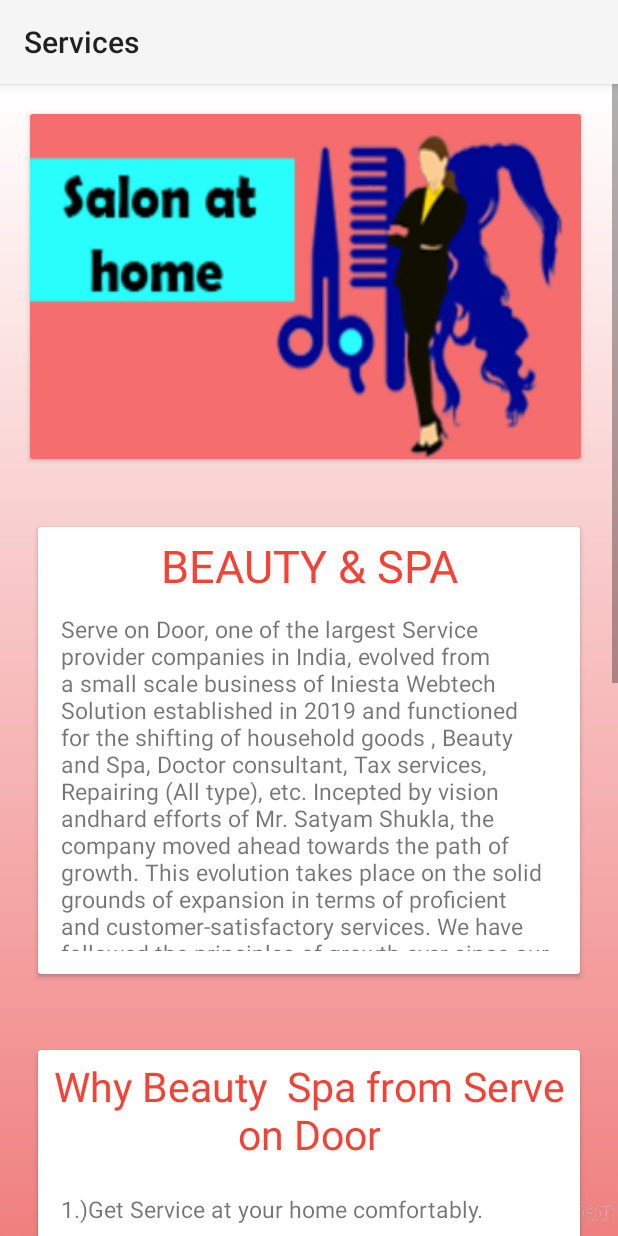
After one commit to djain5888/Services, an Android app: the Result screen opened directly, with no data from a screen before it, on a phone screen of 412 x 824 dp. The commit adds this screen. Run offline under Robolectric (Android 15) with nearby library versions, the phone set to English and light mode, and no system bars.

Commit message:
working on result

```diff
--- a/app/src/main/AndroidManifest.xml
+++ b/app/src/main/AndroidManifest.xml
@@ -9,7 +9,8 @@
         android:roundIcon="@mipmap/ic_launcher_round"
         android:supportsRtl="true"
         android:theme="@style/AppTheme">
-        <activity android:name=".SearchActivity"></activity>
+        <activity android:name=".Result"></activity>
+        <activity android:name=".SearchActivity" />
         <activity android:name=".Number_activity" />
         <activity android:name=".LocationActivity" />
         <activity android:name=".MainActivity" />
--- /dev/null
+++ b/app/src/main/java/com/iniesta/services/Result.java
@@ -0,0 +1,18 @@
+package com.iniesta.services;
+
+import android.content.Intent;
+import android.support.v7.app.AppCompatActivity;
+import android.os.Bundle;
+import android.util.Log;
+
+public class Result extends AppCompatActivity {
+
+    @Override
+    protected void onCreate(Bundle savedInstanceState) {
+        super.onCreate(savedInstanceState);
+        setContentView(R.layout.activity_result);
+        Intent res=getIntent();
+        String s=res.getStringExtra("value");
+        Log.i("sss",s);
+    }
+}
--- /dev/null
+++ b/app/src/main/res/layout/activity_result.xml
@@ -0,0 +1,149 @@
+<?xml version="1.0" encoding="utf-8"?>
+<ScrollView
+
+    android:layout_width="match_parent"
+    android:layout_height="match_parent"
+    android:background="@drawable/back"
+    xmlns:android="http://schemas.android.com/apk/res/android">
+<RelativeLayout xmlns:android="http://schemas.android.com/apk/res/android"
+    xmlns:app="http://schemas.android.com/apk/res-auto"
+    xmlns:tools="http://schemas.android.com/tools"
+    android:layout_width="match_parent"
+    android:layout_height="match_parent"
+    tools:context=".Result">
+
+
+    <android.support.v7.widget.CardView
+        android:id="@+id/topcard"
+        android:layout_width="367dp"
+        android:layout_height="230dp"
+
+        android:layout_marginStart="20dp"
+        android:layout_marginLeft="20dp"
+        android:layout_marginTop="20dp"
+        android:layout_marginEnd="20dp"
+        android:layout_marginRight="20dp"
+        android:layout_marginBottom="20dp"
+        android:background="@color/grey_300">
+
+        <ImageView
+            android:id="@+id/img"
+            android:layout_width="match_parent"
+            android:layout_height="match_parent"
+
+            android:layout_alignParentLeft="true"
+            android:layout_alignParentRight="true"
+
+            android:scaleType="fitXY"
+            android:src="@drawable/salon" />
+    </android.support.v7.widget.CardView>
+        <android.support.v7.widget.CardView
+            android:id="@+id/card2"
+            android:layout_width="match_parent"
+            android:layout_height="wrap_content"
+            android:layout_below="@+id/topcard"
+            android:layout_margin="25dp"
+            >
+
+            <RelativeLayout
+                android:layout_width="match_parent"
+                android:layout_height="wrap_content">
+
+                <TextView
+                    android:id="@+id/heading1"
+                    android:layout_width="match_parent"
+                    android:layout_height="wrap_content"
+                    android:gravity="center"
+                    android:text="@string/beauty_spa"
+                    android:padding="5dp"
+                    android:textColor="@color/red_500"
+                    android:textSize="30sp" />
+
+                <TextView
+                    android:id="@+id/text1"
+                    android:layout_width="387dp"
+                    android:layout_height="256dp"
+                    android:layout_below="@+id/heading1"
+                    android:layout_marginTop="-9dp"
+                    android:padding="15dp"
+                    android:text="@string/topic1"
+                    android:textAlignment="textStart"
+                    android:textSize="15sp" />
+            </RelativeLayout>
+        </android.support.v7.widget.CardView>
+
+        <android.support.v7.widget.CardView
+            android:id="@+id/card3"
+            android:layout_width="match_parent"
+            android:layout_height="wrap_content"
+            android:layout_below="@+id/card2"
+            android:layout_margin="25dp">
+
+            <RelativeLayout
+                android:layout_width="match_parent"
+                android:layout_height="wrap_content">
+
+                <TextView
+                    android:id="@+id/heading2"
+                    android:layout_width="match_parent"
+                    android:layout_height="wrap_content"
+                    android:gravity="center_horizontal"
+                    android:text="Why Beauty  Spa from Serve on Door"
+                    android:textColor="@color/red_500"
+                    android:textSize="27sp"
+                    android:padding="5dp"/>
+
+                <TextView
+                    android:id="@+id/text2"
+                    android:layout_width="match_parent"
+                    android:layout_height="wrap_content"
+                    android:layout_below="@+id/heading2"
+                    android:gravity="left"
+                    android:textSize="15sp"
+                    android:padding="15dp"
+                    android:text="@string/topic2" />
+            </RelativeLayout>
+        </android.support.v7.widget.CardView>
+
+
+    <android.support.v7.widget.CardView
+        android:id="@+id/card5"
+        android:layout_width="match_parent"
+        android:layout_height="wrap_content"
+        android:layout_below="@+id/card3"
+        android:layout_margin="25dp">
+
+        <RelativeLayout
+            android:layout_width="match_parent"
+            android:layout_height="wrap_content">
+
+            <TextView
+                android:id="@+id/heading4"
+                android:layout_width="match_parent"
+                android:layout_height="wrap_content"
+                android:padding="15dp"
+                android:gravity="center_horizontal"
+                android:text="Attention"
+                android:textColor="@color/red_500"
+                android:textSize="30sp" />
+
+            <TextView
+                android:id="@+id/text4"
+                android:layout_width="match_parent"
+                android:layout_height="wrap_content"
+                android:layout_below="@+id/heading4"
+                android:gravity="left"
+                android:padding="5dp"
+                android:textSize="15sp"
+                android:text="@string/topic4" />
+        </RelativeLayout>
+    </android.support.v7.widget.CardView>
+
+
+
+</RelativeLayout>
+
+
+
+
+</ScrollView>
--- a/app/src/main/res/values/strings.xml
+++ b/app/src/main/res/values/strings.xml
@@ -1,4 +1,32 @@
 <resources>
     <string name="app_name">Services</string>
     <string name="section_format">Section : %1$d</string>
+    <string name="topic1">Serve on Door, one of the largest Service provider
+        companies in India, evolved from a small scale business of Iniesta
+        Webtech Solution established in 2019 and functioned for the shifting of household goods
+        , Beauty and Spa, Doctor consultant, Tax services, Repairing (All type), etc.
+        Incepted by vision andhard efforts of Mr. Satyam Shukla, the company moved ahead towards
+        the path of growth. This evolution takes place on the solid grounds of expansion in terms
+        of proficient and customer-satisfactory services. We have followed the principles of
+        growth ever since our inception.</string>
+    <string name="topic2">1.)Get Service at your home comfortably.\n\n2.)Service by professional and Experienced Beautician.\n\n3.)Fixed price for every type of service(no extra charges).\n\n4.)All type of brand according to your choice.\n
+
+
+
+    </string>
+    <string name="beauty_spa"><![CDATA[BEAUTY & SPA]]></string>
+    <string name="topic3">
+    First of all select type of gender.\n\n
+    Select a saloon service.\n\n
+    Select a sub service you want.\n\n
+    Select date &amp; time slot according to your convenience.\n\n
+    Our professional will get in touch with you on given time slot.\n\n
+    Relax &amp; enjoy Hassle-free service at home.\n\n
+</string>
+    <string name="topic4">1.)Price may vary according to your requirement or if services varies.\n\n
+2.)You don\'t need to provide any disposable items like wipes &amp; towels, because they bring along.\n\n
+3.)Try to choose combo packs to get discounts &amp; profits.\n\n
+4.)If you have any type of elergy or skin problems, please tell to our professionals before starting the service.\n\n
+5.)Some of the process(like wax, threading) are painful, our professionals always do their best to decrease the level of pain.\n\n
+6.)If you want to use your own brand in service, tell us before confirming the appointment\n\n</string>
 </resources>
```
Also changed, not shown: app/src/main/java/com/iniesta/services/HomeFragment.java (+66 -0 lines), app/src/main/res/drawable/gradient_result.xml (added, +10 -0 lines), app/src/main/res/layout/fragment_home.xml (+7 -1 lines), app/src/main/res/drawable/back.jpg (added), app/src/main/res/drawable/deco.jpg (added), app/src/main/res/drawable/es.png (added), app/src/main/res/drawable/salon.jpg (added).
